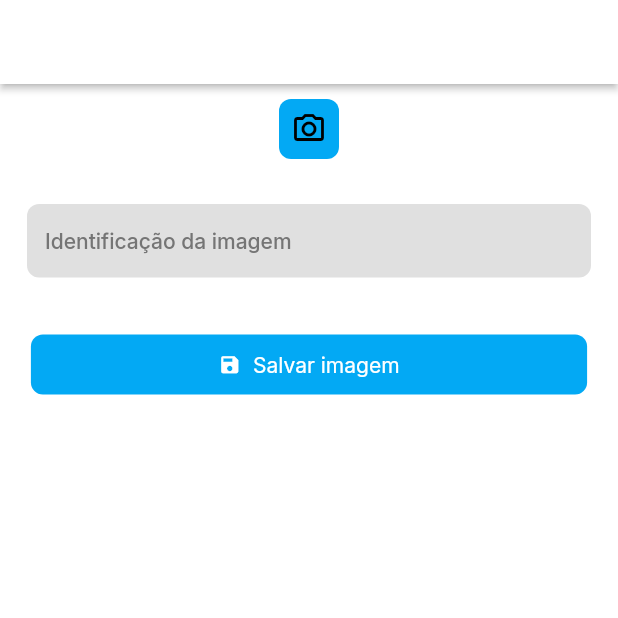
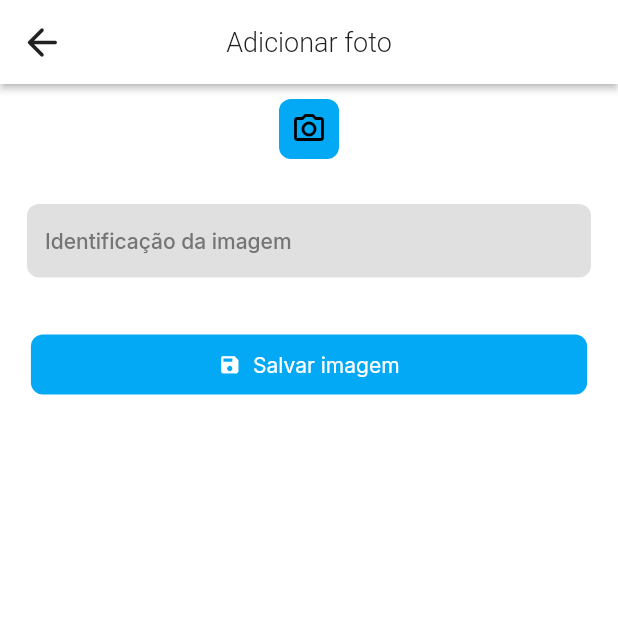
Before and after one commit to rajunqueira/SeglaAppLogistica, a Flutter app: the FotoAdicionarWidget screen opened by its route, on a phone screen of 412 x 824 dp, the top half of it. Run offline on Flutter 3.47's test engine with Material 3 defaults, Android fonts, the phone set to English and light mode, and no system bars; drawn by our look-alikes of auto_size_text; our stand-ins replace cached_network_image, easy_debounce, equatable, file_picker, fl_chart, flutter_animate and 13 more; missing offline and left inert: aligned_dialog, fetch_client, json_path, mime_type; accounts and stored records are empty; network calls fail; statements that could not run were skipped.

Commit message:
Updating to latest FlutterFlow output.

```diff
--- a/lib/app_state.dart
+++ b/lib/app_state.dart
@@ -176,7 +176,7 @@ class FFAppState extends ChangeNotifier {
 
   late SharedPreferences prefs;
 
-  String _AppVersion = 'V1.0.1R26';
+  String _AppVersion = 'V1.0.1R27';
   String get AppVersion => _AppVersion;
   set AppVersion(String value) {
     _AppVersion = value;
--- a/lib/pages/foto_adicionar/foto_adicionar_widget.dart
+++ b/lib/pages/foto_adicionar/foto_adicionar_widget.dart
@@ -75,7 +75,7 @@ class _FotoAdicionarWidgetState extends State<FotoAdicionarWidget> {
             buttonSize: 60.0,
             icon: Icon(
               Icons.arrow_back_rounded,
-              color: Colors.white,
+              color: FlutterFlowTheme.of(context).primaryText,
               size: 30.0,
             ),
             onPressed: () async {
@@ -86,7 +86,7 @@ class _FotoAdicionarWidgetState extends State<FotoAdicionarWidget> {
             'Adicionar foto',
             style: FlutterFlowTheme.of(context).headlineMedium.override(
                   fontFamily: 'Roboto',
-                  color: Colors.white,
+                  color: FlutterFlowTheme.of(context).primaryText,
                   fontSize: 18.0,
                   letterSpacing: 0.0,
                   fontWeight: FontWeight.w300,
@@ -178,7 +178,7 @@ class _FotoAdicionarWidgetState extends State<FotoAdicionarWidget> {
                                   Uint8List.fromList([]),
                               width: MediaQuery.sizeOf(context).width * 1.0,
                               height: 250.0,
-                              fit: BoxFit.fill,
+                              fit: BoxFit.contain,
                               alignment: Alignment(0.0, 0.0),
                             ),
                           ),
--- a/pubspec.yaml
+++ b/pubspec.yaml
@@ -15,7 +15,7 @@ publish_to: 'none' # Remove this line if you wish to publish to pub.dev
 # In iOS, build-name is used as CFBundleShortVersionString while build-number used as CFBundleVersion.
 # Read more about iOS versioning at
 # https://developer.apple.com/library/archive/documentation/General/Reference/InfoPlistKeyReference/Articles/CoreFoundationKeys.html
-version: 1.0.1+26
+version: 1.0.1+27
 
 environment:
   sdk: ">=3.0.0 <4.0.0"
```
